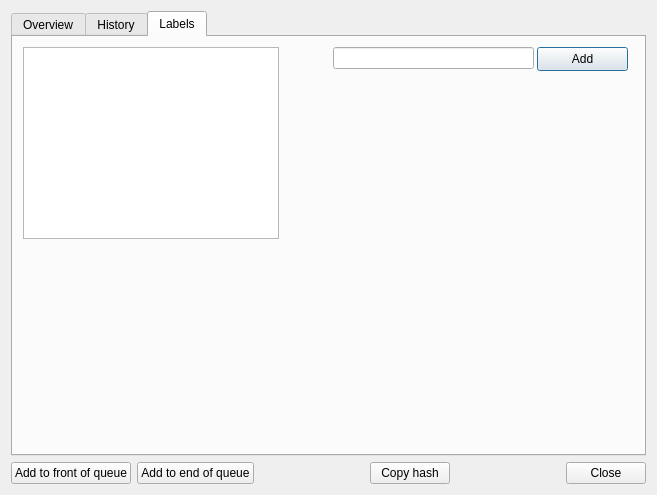
First picture: the form in src/desktop-remote/trackinfodialog.ui, repository hyperquantum/PMP, before the edit.
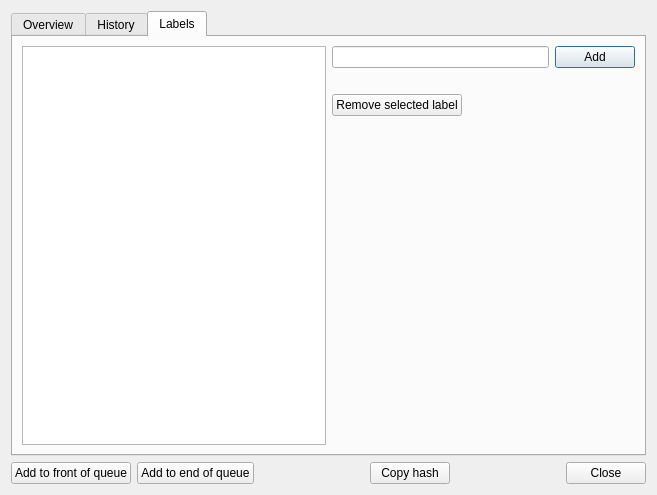
Second picture: the form after the edit. The open tabs and pages were chosen to show the change.

Commit message: Desktop remote: add support for removing a label

```diff
--- a/src/desktop-remote/trackinfodialog.ui
+++ b/src/desktop-remote/trackinfodialog.ui
@@ -315,39 +315,79 @@
       <attribute name="title">
        <string>Labels</string>
       </attribute>
-      <widget class="QListWidget" name="labelsListWidget">
-       <property name="geometry">
-        <rect>
-         <x>10</x>
-         <y>10</y>
-         <width>256</width>
-         <height>192</height>
-        </rect>
-       </property>
-      </widget>
-      <widget class="QLineEdit" name="newLabelLineEdit">
-       <property name="geometry">
-        <rect>
-         <x>320</x>
-         <y>10</y>
-         <width>201</width>
-         <height>22</height>
-        </rect>
-       </property>
-      </widget>
-      <widget class="QPushButton" name="labelAddButton">
-       <property name="geometry">
-        <rect>
-         <x>524</x>
-         <y>10</y>
-         <width>91</width>
-         <height>24</height>
-        </rect>
-       </property>
-       <property name="text">
-        <string>Add</string>
-       </property>
-      </widget>
+      <layout class="QHBoxLayout" name="horizontalLayout_3">
+       <item>
+        <widget class="QListWidget" name="labelsListWidget"/>
+       </item>
+       <item>
+        <layout class="QVBoxLayout" name="verticalLayout_4">
+         <item>
+          <layout class="QHBoxLayout" name="horizontalLayout">
+           <item>
+            <widget class="QLineEdit" name="newLabelLineEdit"/>
+           </item>
+           <item>
+            <widget class="QPushButton" name="labelAddButton">
+             <property name="text">
+              <string>Add</string>
+             </property>
+            </widget>
+           </item>
+          </layout>
+         </item>
+         <item>
+          <spacer name="horizontalSpacer_5">
+           <property name="orientation">
+            <enum>Qt::Orientation::Horizontal</enum>
+           </property>
+           <property name="sizeHint" stdset="0">
+            <size>
+             <width>118</width>
+             <height>20</height>
+            </size>
+           </property>
+          </spacer>
+         </item>
+         <item>
+          <layout class="QHBoxLayout" name="horizontalLayout_2">
+           <item>
+            <widget class="QPushButton" name="labelRemoveButton">
+             <property name="text">
+              <string>Remove selected label</string>
+             </property>
+            </widget>
+           </item>
+           <item>
+            <spacer name="horizontalSpacer_6">
+             <property name="orientation">
+              <enum>Qt::Orientation::Horizontal</enum>
+             </property>
+             <property name="sizeHint" stdset="0">
+              <size>
+               <width>40</width>
+               <height>20</height>
+              </size>
+             </property>
+            </spacer>
+           </item>
+          </layout>
+         </item>
+         <item>
+          <spacer name="verticalSpacer_3">
+           <property name="orientation">
+            <enum>Qt::Orientation::Vertical</enum>
+           </property>
+           <property name="sizeHint" stdset="0">
+            <size>
+             <width>20</width>
+             <height>40</height>
+            </size>
+           </property>
+          </spacer>
+         </item>
+        </layout>
+       </item>
+      </layout>
      </widget>
     </widget>
    </item>
```
The commit also changes 6 other files.
